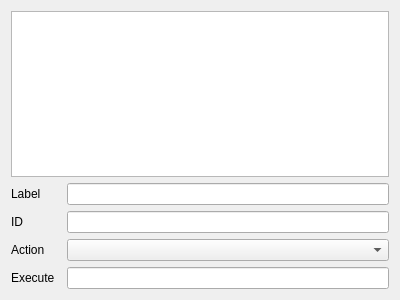
shaggyz/obmenu-qt, file ui/obmenu.ui: the form before one commit.
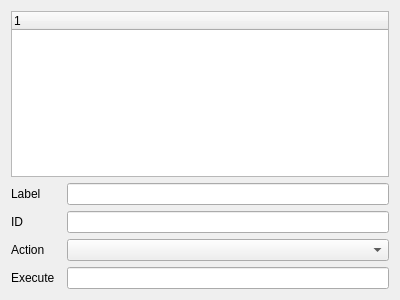
The form after the commit.

Commit message: - Changed QTreeView to QTreeWidget - Harcoded QTreeWidget Content

```diff
--- a/ui/obmenu.ui
+++ b/ui/obmenu.ui
@@ -17,7 +17,13 @@
    <item>
     <layout class="QVBoxLayout" name="verticalLayout">
      <item>
-      <widget class="QTreeView" name="treeMenu"/>
+      <widget class="QTreeWidget" name="treeMenu">
+       <column>
+        <property name="text">
+         <string notr="true">1</string>
+        </property>
+       </column>
+      </widget>
      </item>
     </layout>
    </item>
```
The commit also changes 3 other files.
